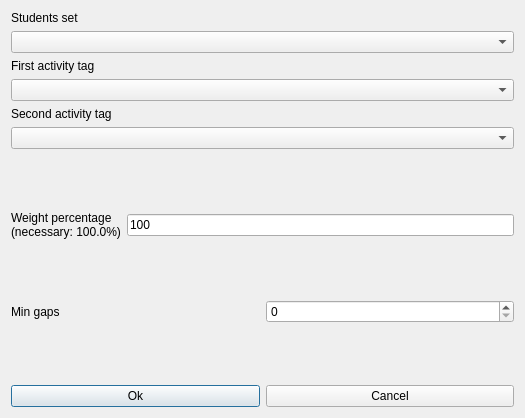
Above: fet/src/interface/modifyconstraintstudentssetmingapsbetweenorderedpairofactivitytagsform_template.ui from vonmecheln/fet before the change. Below: the same form after it.
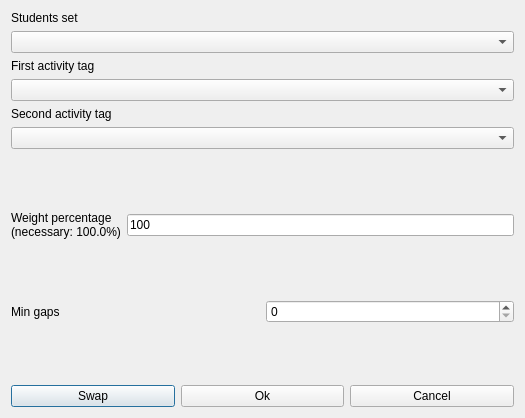
That is the form after the change.

What changed in the file:
```diff
--- a/fet/src/interface/modifyconstraintstudentssetmingapsbetweenorderedpairofactivitytagsform_template.ui
+++ b/fet/src/interface/modifyconstraintstudentssetmingapsbetweenorderedpairofactivitytagsform_template.ui
@@ -200,6 +200,13 @@
    </item>
    <item>
     <layout class="QHBoxLayout">
+     <item>
+      <widget class="QPushButton" name="swapPushButton">
+       <property name="text">
+        <string comment="Interchange (swap) the two selected activity tags in the dialog">Swap</string>
+       </property>
+      </widget>
+     </item>
      <item>
       <widget class="QPushButton" name="okPushButton">
        <property name="text">
```
